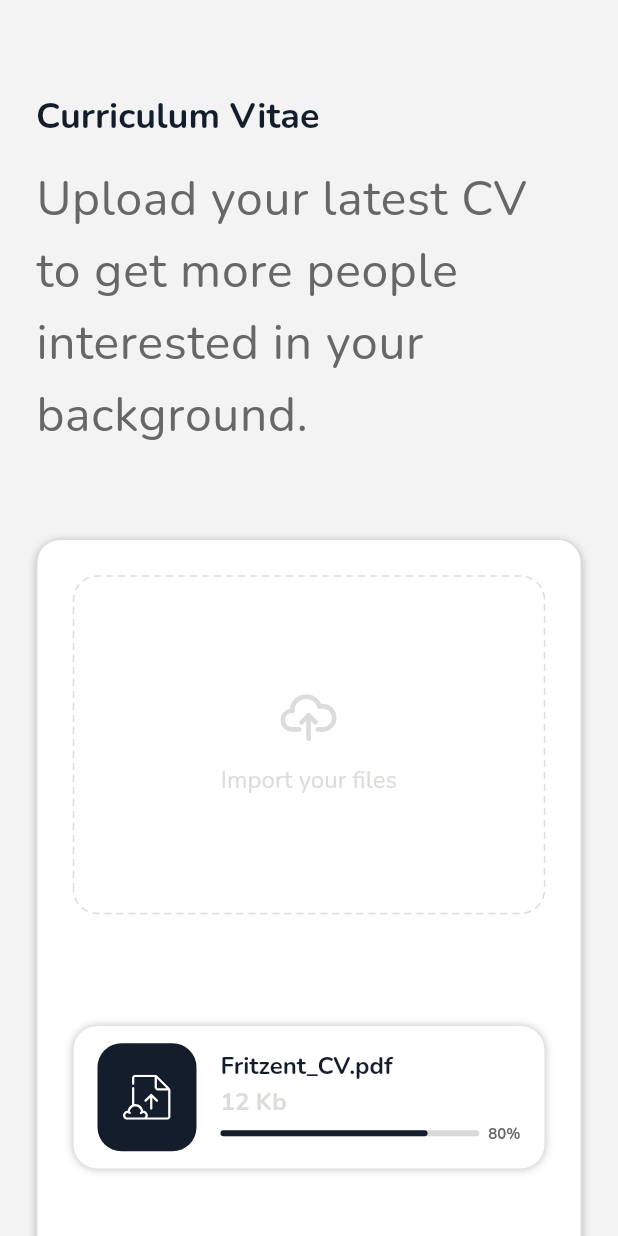
After one commit to Fritzent/Identity, a Flutter app: the CvForm screen opened by its route, on a phone screen of 412 x 824 dp. The commit adds this screen. Run offline on Flutter 3.47's test engine with Material 3 defaults, Android fonts, the phone set to English and light mode, and no system bars; our stand-ins replace dropdown_button2, firebase_core, flutter_bloc, flutter_svg, gap, geolocator and 5 more; accounts and stored records are empty.

Commit message:
Add : CvForm Page

```diff
--- a/lib/l10n/app_en.arb
+++ b/lib/l10n/app_en.arb
@@ -91,6 +91,12 @@
 
   "closeText" : "Close",
 
-  "chooseText" : "Choose"
+  "chooseText" : "Choose",
+
+  "cvText" : "Curriculum Vitae",
+
+  "cvSubTitle" : "Upload your latest CV to get more people interested in your background.",
+
+  "importYourFilesText" : "Import your files"
 
 }
--- a/lib/l10n/app_id.arb
+++ b/lib/l10n/app_id.arb
@@ -91,5 +91,11 @@
 
   "closeText" : "Tutup",
 
-  "chooseText" : "Pilih"
+  "chooseText" : "Pilih",
+
+  "cvText" : "Curriculum Vitae",
+
+  "cvSubTitle" : "Unggah CV terbaru Anda agar lebih banyak orang tertarik dengan latar belakang Anda.",
+
+  "importYourFilesText" : "Impor file Anda"
 }
--- a/lib/l10n/app_localizations.dart
+++ b/lib/l10n/app_localizations.dart
@@ -254,7 +254,7 @@ abstract class AppLocalizations {
   /// No description provided for @cvText.
   ///
   /// In en, this message translates to:
-  /// **'CV'**
+  /// **'Curriculum Vitae'**
   String get cvText;
 
   /// No description provided for @linkedIn.
@@ -370,6 +370,18 @@ abstract class AppLocalizations {
   /// In en, this message translates to:
   /// **'Choose'**
   String get chooseText;
+
+  /// No description provided for @cvSubTitle.
+  ///
+  /// In en, this message translates to:
+  /// **'Upload your latest CV to get more people interested in your background.'**
+  String get cvSubTitle;
+
+  /// No description provided for @importYourFilesText.
+  ///
+  /// In en, this message translates to:
+  /// **'Import your files'**
+  String get importYourFilesText;
 }
 
 class _AppLocalizationsDelegate extends LocalizationsDelegate<AppLocalizations> {
--- a/lib/l10n/app_localizations_en.dart
+++ b/lib/l10n/app_localizations_en.dart
@@ -89,7 +89,7 @@ class AppLocalizationsEn extends AppLocalizations {
   String get bioText => 'Bio';
 
   @override
-  String get cvText => 'CV';
+  String get cvText => 'Curriculum Vitae';
 
   @override
   String get linkedIn => 'LinkedIn';
@@ -147,4 +147,10 @@ class AppLocalizationsEn extends AppLocalizations {
 
   @override
   String get chooseText => 'Choose';
+
+  @override
+  String get cvSubTitle => 'Upload your latest CV to get more people interested in your background.';
+
+  @override
+  String get importYourFilesText => 'Import your files';
 }
--- a/lib/l10n/app_localizations_id.dart
+++ b/lib/l10n/app_localizations_id.dart
@@ -89,7 +89,7 @@ class AppLocalizationsId extends AppLocalizations {
   String get bioText => 'Bio';
 
   @override
-  String get cvText => 'CV';
+  String get cvText => 'Curriculum Vitae';
 
   @override
   String get linkedIn => 'LinkedIn';
@@ -147,4 +147,10 @@ class AppLocalizationsId extends AppLocalizations {
 
   @override
   String get chooseText => 'Pilih';
+
+  @override
+  String get cvSubTitle => 'Unggah CV terbaru Anda agar lebih banyak orang tertarik dengan latar belakang Anda.';
+
+  @override
+  String get importYourFilesText => 'Impor file Anda';
 }
--- a/lib/main.dart
+++ b/lib/main.dart
@@ -85,7 +85,7 @@ class _MainAppState extends State<MainApp> {
             return MaterialApp.router(
               debugShowCheckedModeBanner: false,
               routerConfig: MyAppRouter.router,
-              themeMode: kIsWeb ? ThemeMode.light : stateTheme.themeMode,
+              themeMode: kIsWeb ? ThemeMode.dark : stateTheme.themeMode,
               theme: AppTheme.lightMode,
               darkTheme: AppTheme.darkMode,
               supportedLocales: L10n.all,
--- a/lib/pages/authentication/registration/preparation/bio_form.dart
+++ b/lib/pages/authentication/registration/preparation/bio_form.dart
@@ -2,9 +2,11 @@ import 'package:flutter/foundation.dart';
 import 'package:flutter/material.dart';
 import 'package:flutter/services.dart';
 import 'package:gap/gap.dart';
+import 'package:go_router/go_router.dart';
 import 'package:identity/l10n/app_localizations.dart';
 import 'package:identity/resources/colors.dart';
 import 'package:identity/resources/font_config.dart';
+import 'package:identity/routes/app_route_constants.dart';
 import 'package:identity/widgets/custom_button.dart';
 import 'package:identity/widgets/custom_text_field.dart';
 
@@ -161,10 +163,10 @@ class _BioFormState extends State<BioForm> {
                                 Gap(FontList.font15),
                                 GestureDetector(
                                   onTap: () {
-                                    // if (mounted) {
-                                    //   GoRouter.of(context).pushReplacementNamed(
-                                    //       IdentityRouteConstant.bioFormName);
-                                    // }
+                                    if (mounted) {
+                                      GoRouter.of(context).pushReplacementNamed(
+                                          IdentityRouteConstant.cvFormName);
+                                    }
                                   },
                                   child: CustomButton(
                                       textButton: AppLocalizations.of(context)!
--- /dev/null
+++ b/lib/pages/authentication/registration/preparation/cv_form.dart
@@ -0,0 +1,265 @@
+import 'package:flutter/foundation.dart';
+import 'package:flutter/material.dart';
+import 'package:flutter/widgets.dart';
+import 'package:flutter_svg/svg.dart';
+import 'package:gap/gap.dart';
+import 'package:identity/l10n/app_localizations.dart';
+import 'package:identity/resources/colors.dart';
+import 'package:identity/resources/font_config.dart';
+import 'package:identity/utils/dashed_border.dart';
+import 'package:identity/widgets/custom_button.dart';
+import 'package:identity/widgets/custom_progress_bar.dart';
+
+class CvForm extends StatefulWidget {
+  const CvForm({super.key});
+
+  @override
+  State<CvForm> createState() => _CvFormState();
+}
+
+class _CvFormState extends State<CvForm> {
+  @override
+  Widget build(BuildContext context) {
+    return Scaffold(
+      body: Center(
+        child: ConstrainedBox(
+            constraints: BoxConstraints(
+              maxWidth: kIsWeb
+                  ? (MediaQuery.of(context).size.width / 2 >= 800
+                      ? MediaQuery.of(context).size.width * 0.4
+                      : MediaQuery.of(context).size.width)
+                  : MediaQuery.of(context).size.width,
+            ),
+            child: LayoutBuilder(builder: (context, constraint) {
+              Widget content = Padding(
+                padding: EdgeInsets.only(
+                  top: kIsWeb ? FontList.font16 : FontList.font32,
+                  left: FontList.font24,
+                  right: FontList.font24,
+                ),
+                child: Column(
+                  spacing: FontList.font29,
+                  children: [
+                    Expanded(
+                      flex: 1,
+                      child: Align(
+                        alignment: Alignment.center,
+                        child: Column(
+                          crossAxisAlignment: CrossAxisAlignment.start,
+                          mainAxisAlignment: MainAxisAlignment.center,
+                          children: [
+                            Text(
+                              textAlign: TextAlign.start,
+                              AppLocalizations.of(context)!.cvText,
+                              style: Theme.of(context)
+                                  .textTheme
+                                  .titleLarge
+                                  ?.copyWith(
+                                    fontSize: FontList.font24,
+                                  ),
+                            ),
+                            Gap(FontList.font16),
+                            Text(
+                              textAlign: TextAlign.start,
+                              AppLocalizations.of(context)!.cvSubTitle,
+                              style: Theme.of(context)
+                                  .textTheme
+                                  .bodyLarge
+                                  ?.copyWith(fontSize: FontList.font32),
+                            ),
+                          ],
+                        ),
+                      ),
+                    ),
+                    Expanded(
+                        flex: 2,
+                        child: Align(
+                          alignment: Alignment.bottomCenter,
+                          child: Container(
+                            decoration: BoxDecoration(
+                              color: Theme.of(context).primaryColorDark,
+                              border: BorderDirectional(
+                                top: BorderSide(
+                                    color: ColorList.generalWhite100AppFonts,
+                                    width: 1),
+                                start: BorderSide(
+                                    color: ColorList.generalWhite100AppFonts,
+                                    width: 1),
+                                end: BorderSide(
+                                    color: ColorList.generalWhite100AppFonts,
+                                    width: 1),
+                              ),
+                              borderRadius: BorderRadius.only(
+                                  topLeft: Radius.circular(FontList.font16),
+                                  topRight: Radius.circular(FontList.font16)),
+                              boxShadow: [
+                                BoxShadow(
+                                  color: Color.fromARGB(64, 0, 0, 0),
+                                  spreadRadius: 0,
+                                  blurRadius: 4,
+                                  offset: Offset(0, 2),
+                                ),
+                              ],
+                            ),
+                            padding: EdgeInsets.only(
+                                top: FontList.font24,
+                                left: FontList.font24,
+                                right: FontList.font24,
+                                bottom: FontList.font84),
+                            child: Column(
+                              spacing: FontList.font16,
+                              children: [
+                                CustomPaint(
+                                  painter: DashedBorderPainter(),
+                                  child: Container(
+                                      width: double.infinity,
+                                      height: kIsWeb
+                                          ? MediaQuery.of(context).size.height /
+                                              2.5
+                                          : FontList.font225,
+                                      alignment: Alignment.center,
+                                      child: Column(
+                                        mainAxisAlignment:
+                                            MainAxisAlignment.center,
+                                        crossAxisAlignment:
+                                            CrossAxisAlignment.center,
+                                        spacing: FontList.font16,
+                                        children: [
+                                          SvgPicture.asset(
+                                            'assets/image/ic_import_file.svg',
+                                            height: FontList.font32,
+                                            width: FontList.font38,
+                                          ),
+                                          Text(
+                                            textAlign: TextAlign.start,
+                                            AppLocalizations.of(context)!
+                                                .importYourFilesText,
+                                            style: Theme.of(context)
+                                                .textTheme
+                                                .titleLarge
+                                                ?.copyWith(
+                                                    fontSize: FontList.font16,
+                                                    fontWeight:
+                                                        FontWeight.normal,
+                                                    color: ColorList
+                                                        .generalWhite100AppFonts),
+                                          ),
+                                        ],
+                                      )),
+                                ),
+                                Gap(FontList.font43),
+                                Container(
+                                  padding: EdgeInsets.symmetric(
+                                      horizontal: FontList.font16,
+                                      vertical: FontList.font11),
+                                  width: double.infinity,
+                                  height: 95,
+                                  decoration: BoxDecoration(
+                                    borderRadius:
+                                        BorderRadius.circular(FontList.font16),
+                                    color: Theme.of(context).primaryColorDark,
+                                    boxShadow: [
+                                      BoxShadow(
+                                        color: Color.fromARGB(64, 0, 0, 0),
+                                        spreadRadius: 0,
+                                        blurRadius: 4,
+                                        offset: Offset(0, 0),
+                                      ),
+                                    ],
+                                  ),
+                                  child: Row(
+                                    spacing: FontList.font16,
+                                    crossAxisAlignment:
+                                        CrossAxisAlignment.center,
+                                    children: [
+                                      Container(
+                                        padding: EdgeInsets.symmetric(
+                                            horizontal: FontList.font17,
+                                            vertical: FontList.font20),
+                                        decoration: BoxDecoration(
+                                          borderRadius: BorderRadius.circular(
+                                              FontList.font16),
+                                          color: Theme.of(context).primaryColor,
+                                        ),
+                                        child: SvgPicture.asset(
+                                          'assets/image/ic_file_uploaded.svg',
+                                          height: FontList.font32,
+                                          width: FontList.font32,
+                                          colorFilter: ColorFilter.mode(
+                                              Theme.of(context)
+                                                  .primaryColorDark,
+                                              BlendMode.srcIn),
+                                        ),
+                                      ),
+                                      Expanded(
+                                        child: Column(
+                                          spacing: FontList.font4,
+                                          crossAxisAlignment:
+                                              CrossAxisAlignment.start,
+                                          mainAxisAlignment:
+                                              MainAxisAlignment.center,
+                                          children: [
+                                            Text(
+                                              textAlign: TextAlign.start,
+                                              'Fritzent_CV.pdf',
+                                              style: Theme.of(context)
+                                                  .textTheme
+                                                  .titleLarge
+                                                  ?.copyWith(
+                                                      fontSize: FontList.font16,
+                                                      fontWeight: FontWeight.bold,
+                                                      color: Theme.of(context)
+                                                          .primaryColor),
+                                            ),
+                                            Text(
+                                              textAlign: TextAlign.start,
+                                              '12 Kb',
+                                              style: Theme.of(context)
+                                                  .textTheme
+                                                  .titleLarge
+                                                  ?.copyWith(
+                                                      fontSize: FontList.font16,
+                                                      fontWeight: FontWeight.bold,
+                                                      color: ColorList
+                                                          .generalWhite100AppFonts),
+                                            ),
+                                            CustomProgressBar(progress: 0.8)
+                                          ],
+                                        ),
+                                      )
+                                    ],
+                                  ),
+                                ),
+                                Gap(FontList.font15),
+                                GestureDetector(
+                                  onTap: () {
+                                    // if (mounted) {
+                                    //   GoRouter.of(context).pushReplacementNamed(
+                                    //       IdentityRouteConstant.cvFormName);
+                                    // }
+                                  },
+                                  child: CustomButton(
+                                      textButton: AppLocalizations.of(context)!
+                                          .continueText),
+                                ),
+                              ],
+                            ),
+                          ),
+                        ))
+                  ],
+                ),
+              );
+
+              return LayoutBuilder(builder: (context, constraints) {
+                return SingleChildScrollView(
+                    child: ConstrainedBox(
+                        constraints: BoxConstraints(
+                          minHeight: constraints.maxHeight,
+                        ),
+                        child: IntrinsicHeight(child: content)));
+              });
+            })),
+      ),
+    );
+  }
+}
--- a/lib/resources/colors.dart
+++ b/lib/resources/colors.dart
@@ -10,6 +10,7 @@ class ColorList {
   static const Color generalWhite100AppFonts = Color(0xffDEDCDA);
   static const Color generalGrayAppFonts = Color(0xffA7A7A7);
   static const Color generalGray100AppFonts = Color(0xff676767);
+  static const Color generalGray200AppFonts = Color(0xffD9D9D9);
   static const Color generalBlueAppFonts = Color(0xff3777EE);
   static const Color generalBlue100AppFonts = Color(0xff1EB6D7);
 
--- a/lib/resources/font_config.dart
+++ b/lib/resources/font_config.dart
@@ -10,6 +10,7 @@ class FontList {
   static const double font14 = 14.0;
   static const double font15 = 15.0;
   static const double font16 = 16.0;
+  static const double font17 = 17.0;
   static const double font18 = 18.0;
   static const double font20 = 20.0;
   static const double font22 = 22.0;
@@ -19,9 +20,11 @@ class FontList {
   static const double font34 = 34.0;
   static const double font38 = 38.0;
   static const double font40 = 40.0;
+  static const double font43 = 43.0;
   static const double font48 = 48.0;
   static const double font64 = 64.0;
   static const double font80 = 80.0;
   static const double font84 = 84.0;
   static const double font100 = 100.0;
+  static const double font225 = 225.0;
 }
--- a/lib/routes/app_route_config.dart
+++ b/lib/routes/app_route_config.dart
@@ -2,6 +2,7 @@ import 'package:flutter/material.dart';
 import 'package:go_router/go_router.dart';
 import 'package:identity/pages/authentication/login/login_page.dart';
 import 'package:identity/pages/authentication/registration/preparation/bio_form.dart';
+import 'package:identity/pages/authentication/registration/preparation/cv_form.dart';
 import 'package:identity/pages/authentication/registration/register_data_choose.dart';
 import 'package:identity/pages/authentication/registration/register_page.dart';
 import 'package:identity/pages/splash_page.dart';
@@ -51,7 +52,14 @@ class MyAppRouter {
           pageBuilder: (context, state) {
             return MaterialPage(child: BioForm());
           },
-        )
+        ),
+        GoRoute(
+          path: '/cv_form_page',
+          name: IdentityRouteConstant.cvFormName,
+          pageBuilder: (context, state) {
+            return MaterialPage(child: CvForm());
+          },
+        ),
 
         /* Example when its need params */
         // GoRoute(
--- a/lib/routes/app_route_constants.dart
+++ b/lib/routes/app_route_constants.dart
@@ -6,4 +6,5 @@ class IdentityRouteConstant {
   static const String errorRouteName = 'error_page';
   static const String registerDataChoose = 'register_data_choose_page';
   static const String bioFormName = 'bio_form_page';
+  static const String cvFormName = "cv_form_page";
 }
--- /dev/null
+++ b/lib/utils/dashed_border.dart
@@ -0,0 +1,56 @@
+import 'dart:ui';
+
+import 'package:flutter/material.dart';
+import 'package:identity/resources/colors.dart';
+import 'package:identity/resources/font_config.dart';
+
+class DashedBorderPainter extends CustomPainter {
+  final double dashWidth = FontList.font4;
+  final double dashSpace = FontList.font4;
+  final double strokeWidth = 1;
+  final Color borderColor = ColorList.generalWhite100AppFonts;
+  final double borderRadius = FontList.font16;
+
+  @override
+  void paint(Canvas canvas, Size size) {
+    Paint paint = Paint()
+      ..color = borderColor
+      ..strokeWidth = strokeWidth
+      ..style = PaintingStyle.stroke
+      ..strokeCap = StrokeCap.round;
+
+    Path path = Path();
+    path.addRRect(RRect.fromRectAndRadius(
+      Rect.fromLTWH(0, 0, size.width, size.height),
+      Radius.circular(borderRadius),
+    ));
+
+    Path dashedPath = createDashedPath(path);
+
+    canvas.drawPath(dashedPath, paint);
+  }
+
+  Path createDashedPath(Path originalPath) {
+    Path dashedPath = Path();
+    PathMetrics pathMetrics = originalPath.computeMetrics(forceClosed: false);
+
+    for (PathMetric pathMetric in pathMetrics) {
+      double currentLength = 0;
+      while (currentLength < pathMetric.length) {
+        double nextDashEnd = currentLength + dashWidth;
+        if (nextDashEnd > pathMetric.length) {
+          nextDashEnd = pathMetric.length;
+        }
+        dashedPath.addPath(
+          pathMetric.extractPath(currentLength, nextDashEnd),
+          Offset.zero,
+        );
+        currentLength += dashWidth + dashSpace;
+      }
+    }
+    return dashedPath;
+  }
+
+  @override
+  bool shouldRepaint(CustomPainter oldDelegate) => false;
+}
--- /dev/null
+++ b/lib/widgets/custom_progress_bar.dart
@@ -0,0 +1,60 @@
+import 'package:flutter/material.dart';
+import 'package:identity/resources/colors.dart';
+import 'package:identity/resources/font_config.dart';
+
+class CustomProgressBar extends StatefulWidget {
+  final double progress;
+
+  const CustomProgressBar({super.key, required this.progress});
+
+  @override
+  State<CustomProgressBar> createState() => _CustomProgressBarState();
+}
+
+class _CustomProgressBarState extends State<CustomProgressBar> {
+  @override
+  Widget build(BuildContext context) {
+    return Container(
+      width: double.infinity, // Ensures Row has a width
+      child: Row(
+        mainAxisAlignment: MainAxisAlignment.start,
+        crossAxisAlignment: CrossAxisAlignment.center,
+        children: [
+          Expanded(
+            child: Stack(
+              children: [
+                Container(
+                  height: FontList.font4,
+                  decoration: BoxDecoration(
+                    color: ColorList.generalGray200AppFonts,
+                    borderRadius: BorderRadius.circular(5),
+                  ),
+                ),
+                LayoutBuilder(
+                  builder: (context, constraints) {
+                    return Container(
+                      width: constraints.maxWidth * widget.progress,
+                      height: FontList.font4,
+                      decoration: BoxDecoration(
+                        color: Theme.of(context).primaryColor,
+                        borderRadius: BorderRadius.circular(5),
+                      ),
+                    );
+                  },
+                ),
+              ],
+            ),
+          ),
+          SizedBox(width: FontList.font6),
+          Text(
+            "${(widget.progress * 100).toInt()}%",
+            style: Theme.of(context).textTheme.titleLarge?.copyWith(
+                fontSize: FontList.font10,
+                fontWeight: FontWeight.bold,
+                color: ColorList.generalGray100AppFonts),
+          ),
+        ],
+      ),
+    );
+  }
+}
```
Also changed, not shown: assets/image/ic_file_uploaded.svg (added), assets/image/ic_import_file.svg (added).
